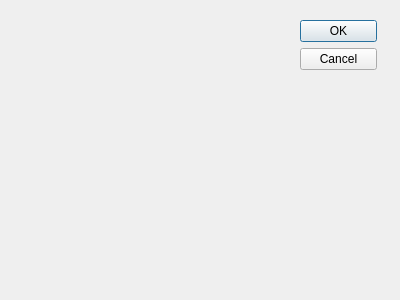
Qt form tools/designer/src/designer/templates/forms/Dialog_with_Buttons_Right.ui (Fat-Zer/qt4-historical) before a commit.
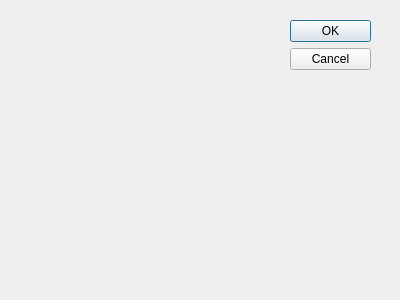
The same form after that commit.

Patch:
```diff
--- a/tools/designer/src/designer/templates/forms/Dialog_with_Buttons_Right.ui
+++ b/tools/designer/src/designer/templates/forms/Dialog_with_Buttons_Right.ui
@@ -15,50 +15,21 @@
   <property name="windowTitle" >
    <string>Dialog</string>
   </property>
-  <widget class="QWidget" name="layoutWidget" >
+  <widget class="QDialogButtonBox" name="buttonBox" >
    <property name="geometry" >
     <rect>
-     <x>300</x>
+     <x>290</x>
      <y>20</y>
-     <width>77</width>
-     <height>106</height>
+     <width>81</width>
+     <height>241</height>
     </rect>
    </property>
-   <layout class="QVBoxLayout" >
-    <property name="margin" >
-     <number>0</number>
-    </property>
-    <property name="spacing" >
-     <number>6</number>
-    </property>
-    <item>
-     <widget class="QPushButton" name="okButton" >
-      <property name="text" >
-       <string>OK</string>
-      </property>
-     </widget>
-    </item>
-    <item>
-     <widget class="QPushButton" name="cancelButton" >
-      <property name="text" >
-       <string>Cancel</string>
-      </property>
-     </widget>
-    </item>
-    <item>
-     <spacer>
-      <property name="orientation" >
-       <enum>Qt::Vertical</enum>
-      </property>
-      <property name="sizeHint" >
-       <size>
-        <width>20</width>
-        <height>40</height>
-       </size>
-      </property>
-     </spacer>
-    </item>
-   </layout>
+   <property name="orientation" >
+    <enum>Qt::Vertical</enum>
+   </property>
+   <property name="standardButtons" >
+    <set>QDialogButtonBox::Cancel|QDialogButtonBox::Ok</set>
+   </property>
   </widget>
  </widget>
  <pixmapfunction></pixmapfunction>
```
Left out of the diff: 24 changed lines with no effect on the pictures.
